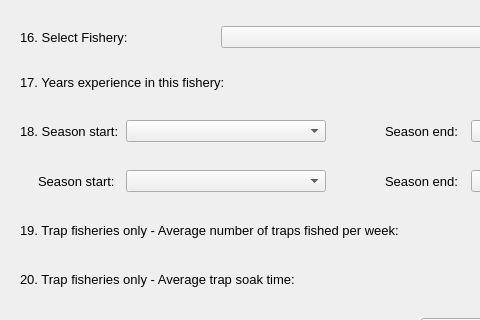
Before: the Qt Designer form oom_st_kitts_nevis/Interview/selectfishery.ui in Ecotrust/openoceanmap-desktop, drawn with Qt 5; both pictures show x 0 to 480 and y 0 to 320 of the 691 by 411 pixel window.
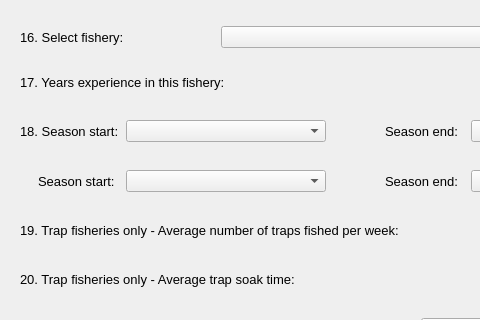
After: the same form once the commit is applied.

Commit message: standardized fishery names to document, yes/no confirmation to end interview, minor label changes

Diff of the .ui file:
```diff
--- a/oom_st_kitts_nevis/Interview/selectfishery.ui
+++ b/oom_st_kitts_nevis/Interview/selectfishery.ui
@@ -54,7 +54,7 @@
            </font>
           </property>
           <property name="text" >
-           <string>16. Select Fishery:</string>
+           <string>16. Select fishery:</string>
           </property>
          </widget>
         </item>
```
Left out of the diff: 40 changed lines with no effect on the pictures. The commit also changes 7 other files.
